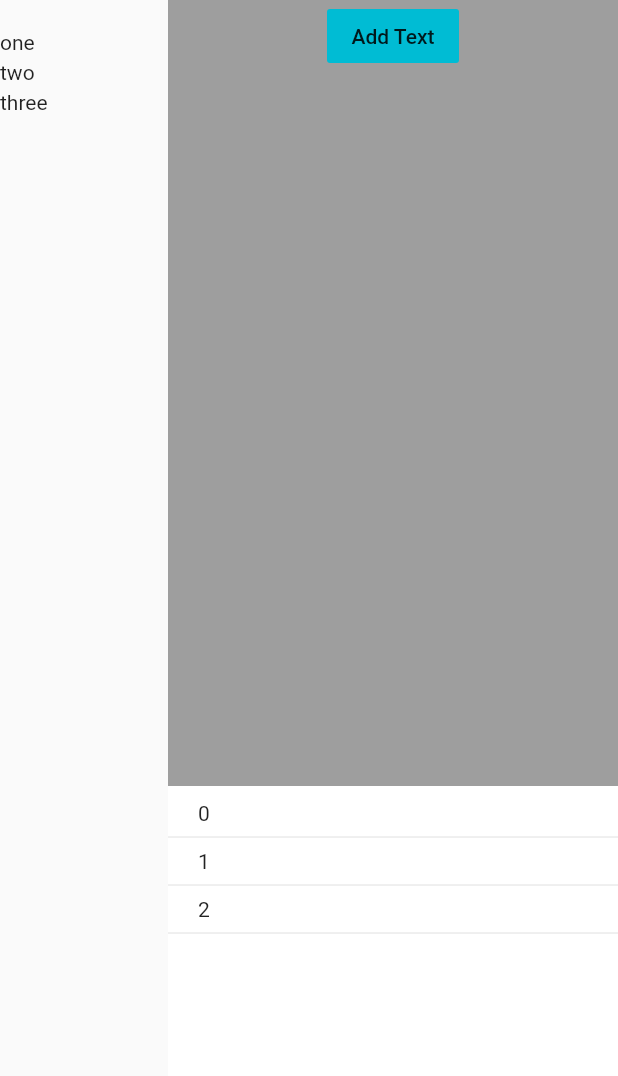
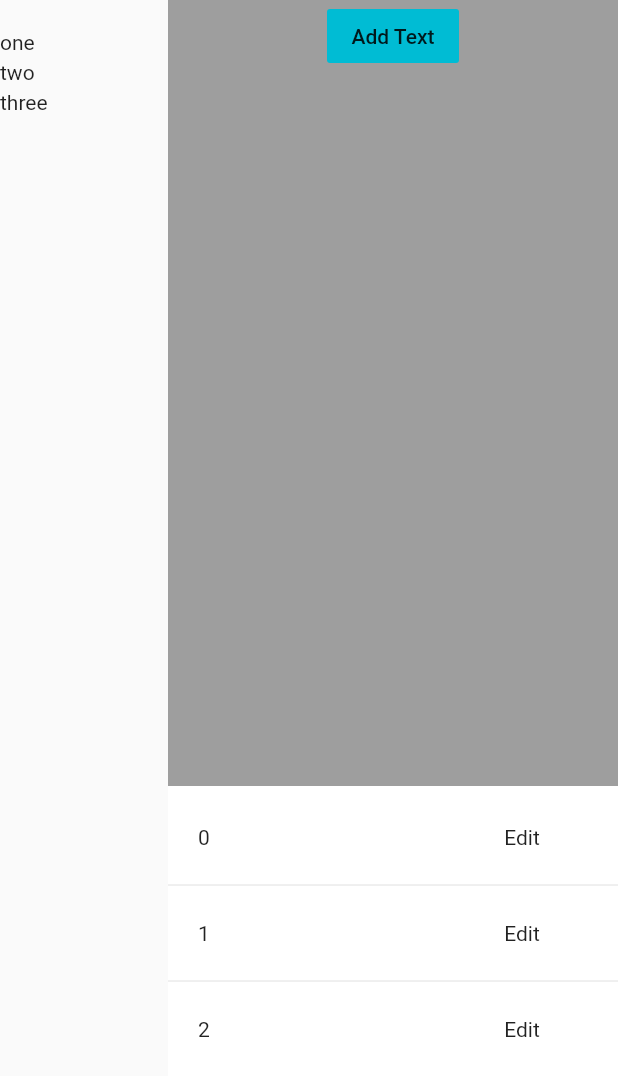
Before and after one commit to bosung90/BCA-Generator, a Flutter app: the screen it shows after launch, after a tap on "Add Text", on a phone screen of 412 x 824 dp. Shown: the top 1076 px of the screen. Run offline on Flutter 3.47's test engine with Material 2 defaults, Android fonts, the phone set to English and light mode, and no system bars.

Commit message:
added editButton

```diff
--- a/lib/main.dart
+++ b/lib/main.dart
@@ -50,7 +50,7 @@ class MyStateApp extends State {
                       height: 300,
                       color: Colors.white,
                       child: ListView(
-                          padding: const EdgeInsets.only(top: 10, bottom: 10),
+                          padding: EdgeInsets.only(top: 10, bottom: 10),
                           children: canvasItems.canvasItemMap.keys
                               .map((key) => Container(
                                       child: Column(
@@ -58,11 +58,21 @@ class MyStateApp extends State {
                                               CrossAxisAlignment.start,
                                           children: [
                                         Container(
-                                            padding: const EdgeInsets.only(
+                                            padding: EdgeInsets.only(
                                                 left: 20, right: 20),
-                                            child: Text(
-                                              key,
-                                            )),
+                                            child: Row(
+                                                mainAxisAlignment:
+                                                    MainAxisAlignment
+                                                        .spaceBetween,
+                                                children: [
+                                                  Text(
+                                                    key,
+                                                  ),
+                                                  RawMaterialButton(
+                                                    onPressed: () => null,
+                                                    child: Text('Edit'),
+                                                  )
+                                                ])),
                                         Divider()
                                       ])))
                               .toList()))
@@ -91,12 +101,6 @@ class CanvasItems {
     return positionedList;
   }
 
-  List getWidgetList() {
-    List<Widget> widgets = [];
-    canvasItemMap.values.forEach((item) => widgets.add(item.widget));
-    return widgets;
-  }
-
   List getKeyTextList() {
     List<Widget> widgets = [];
     canvasItemMap.keys.forEach((key) => widgets.add(Text(key)));
@@ -109,15 +113,27 @@ class CanvasItems {
   }
 }
 
+enum CanvasItemType { Text, Image, Variable }
+
 class CanvasItem {
   Positioned positioned;
-  Widget widget;
+  CanvasItemType type;
+  var value;
 
   CanvasItem.text(String text,
       {double top, double bottom, double left, double right}) {
-    this.widget = Text(text);
+    this.value = text;
     this.positioned = Positioned(
-        top: top, bottom: bottom, left: left, right: right, child: this.widget);
+        top: top,
+        bottom: bottom,
+        left: left,
+        right: right,
+        child: Text(this.value));
+    this.type = CanvasItemType.Text;
+  }
+
+  editCanvasItem(BuildContext context) {
+    showDialog(context: context);
   }
 }
 
```
